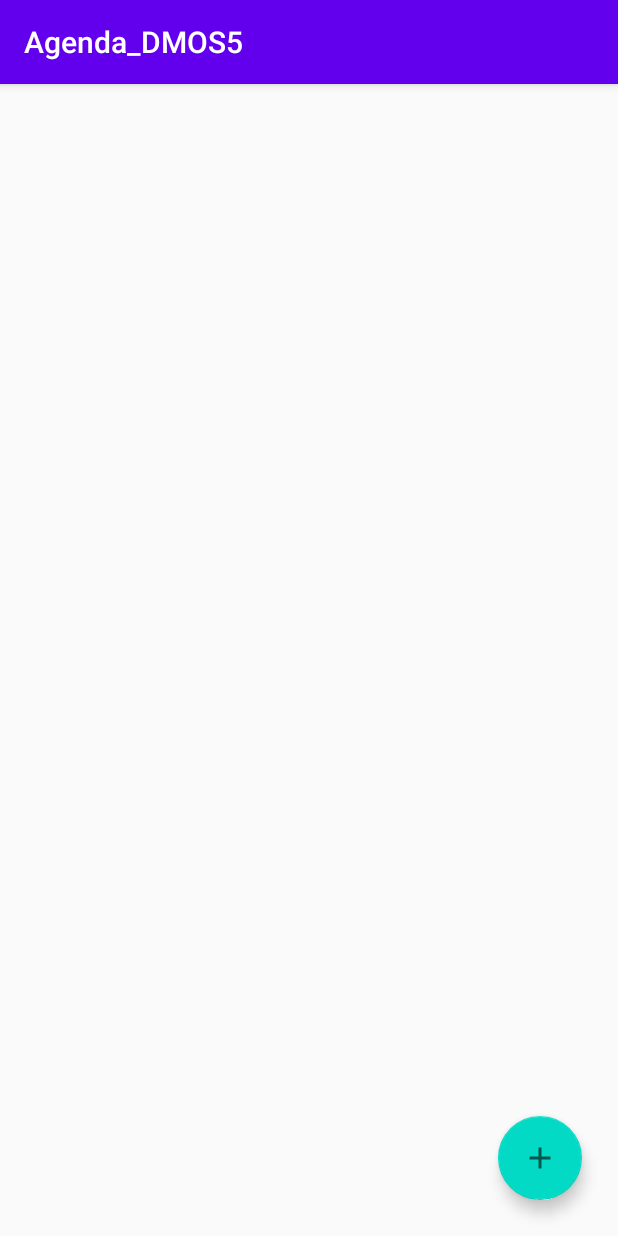
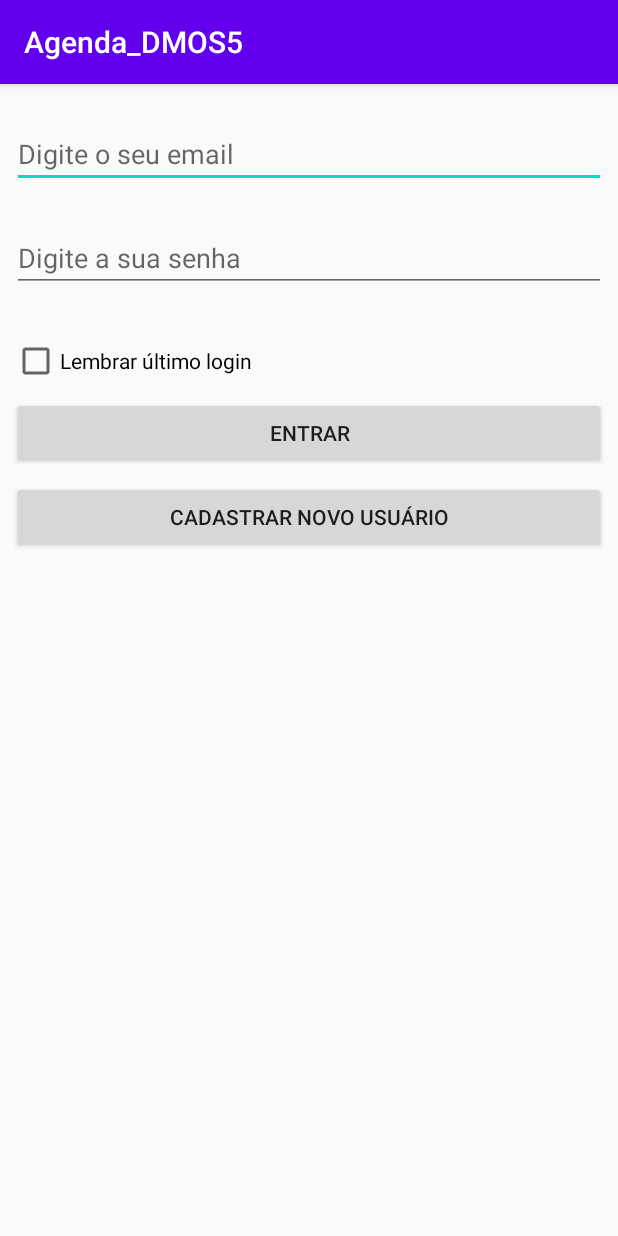
Before and after one commit to amandavioliveira/Agenda_DMOS5, an Android app: the screen it shows after launch (ContatosActivity before the commit, NovoUsuarioActivity after it), on a phone screen of 412 x 824 dp. Run offline under Robolectric (Android 15) with nearby library versions, the phone set to English and light mode, and no system bars.

Commit message:
Versão 2: Substituir o ListView por uma RecyclerView

```diff
--- a/app/src/main/AndroidManifest.xml
+++ b/app/src/main/AndroidManifest.xml
@@ -9,9 +9,10 @@
         android:roundIcon="@mipmap/ic_launcher_round"
         android:supportsRtl="true"
         android:theme="@style/AppTheme">
-        <activity android:name=".view.DetalhesContatoActivity"></activity>
         <activity android:name=".view.NovoContatoActivity" />
-        <activity android:name=".view.ContatosActivity">
+        <activity android:name=".view.DetalhesContatoActivity" />
+        <activity android:name=".view.ContatosActivity"/>
+        <activity android:name=".view.NovoUsuarioActivity">
             <intent-filter>
                 <action android:name="android.intent.action.MAIN" />
 
--- a/app/src/main/java/br/edu/ifsp/arq/dmos5_2020s1/agenda_dmos5/dao/SQLiteHelper.java
+++ b/app/src/main/java/br/edu/ifsp/arq/dmos5_2020s1/agenda_dmos5/dao/SQLiteHelper.java
@@ -8,7 +8,7 @@ import androidx.annotation.Nullable;
 
 public class SQLiteHelper extends SQLiteOpenHelper {
 
-    public static final int DATABASE_VERSION = 1;
+    public static final int DATABASE_VERSION = 3;
     public static final String DATABASE_NAME = "agenda_dmos5.db";
 
     //Constantes da tabela ContatoUsuario
@@ -16,6 +16,12 @@ public class SQLiteHelper extends SQLiteOpenHelper {
     public static final String COLUMN_NOME_COMPLETO = "nome_completo";
     public static final String COLUMN_TELEFONE_FIXO = "telefone_fixo";
     public static final String COLUMN_TELEFONE_CONTATO = "telefone_contato";
+
+    //Constantes da tabela Usuarios
+    public static final String TABLE_NAME_USUARIOS = "usuarios";
+    public static final String COLUMN_EMAIL = "email";
+    public static final String COLUMN_SENHA = "senha";
+    public static final String COLUMN_ID = "id";
 
     private Context mContext;
 
@@ -35,12 +41,31 @@ public class SQLiteHelper extends SQLiteOpenHelper {
         sql = "CREATE TABLE " + TABLE_NAME_CONTATOS + " (";
         sql += COLUMN_NOME_COMPLETO + " TEXT NOT NULL, ";
         sql += COLUMN_TELEFONE_FIXO + " TEXT NOT NULL, ";
-        sql += COLUMN_TELEFONE_CONTATO + " TEXT NOT NULL);";
+        sql += COLUMN_TELEFONE_CONTATO + " TEXT NOT NULL)";
+        //sql += "FOREIGN KEY (" + COLUMN_ID + ") REFERENCES " + TABLE_NAME_USUARIOS + " (" + COLUMN_ID + ")";
         sqLiteDatabase.execSQL(sql);
+
+        sql = "CREATE TABLE " + TABLE_NAME_USUARIOS + " (";
+        sql += COLUMN_EMAIL + " TEXT NOT NULL UNIQUE, ";
+        sql += COLUMN_SENHA + " TEXT NOT NULL);";
+        sqLiteDatabase.execSQL(sql);
+
+        onUpgrade(sqLiteDatabase, 2, 2);
     }
 
     @Override
     public void onUpgrade(SQLiteDatabase sqLiteDatabase, int oldVersion, int newVersion) {
+        String sql;
+        switch (newVersion){
+            case 2:
+                sql = "CREATE TABLE " + TABLE_NAME_USUARIOS + " (";
+                sql += COLUMN_EMAIL + " TEXT NOT NULL UNIQUE, ";
+                sql += COLUMN_SENHA + " TEXT NOT NULL);";
+                sqLiteDatabase.execSQL(sql);
+            case 3 :
 
+                sql = "ALTER TABLE " + TABLE_NAME_CONTATOS + " ADD COLUMN " + COLUMN_ID + " TEXT REFERENCES " + TABLE_NAME_USUARIOS + "(id);";
+                sqLiteDatabase.execSQL(sql);
+        }
     }
 }
--- a/app/src/main/java/br/edu/ifsp/arq/dmos5_2020s1/agenda_dmos5/view/NovoContatoActivity.java
+++ b/app/src/main/java/br/edu/ifsp/arq/dmos5_2020s1/agenda_dmos5/view/NovoContatoActivity.java
@@ -4,6 +4,7 @@ import androidx.appcompat.app.AppCompatActivity;
 
 import android.app.Activity;
 import android.content.Intent;
+import android.content.SharedPreferences;
 import android.os.Bundle;
 import android.view.MenuItem;
 import android.view.View;
@@ -61,10 +62,13 @@ public class NovoContatoActivity extends AppCompatActivity implements View.OnCli
         }else{
             mContatoDao = new ContatoUsuarioDAO(this);
             try{
+                SharedPreferences mSharedPreferences = this.getPreferences(MODE_PRIVATE);
+                mSharedPreferences = this.getSharedPreferences(getString(R.string.file_preferences), MODE_PRIVATE);
+
                 mContatoDao.adicionar(new ContatoUsuario(nomeCompleto, telefoneFixo, telefoneContato));
                 finalizar(true);
             }catch (NullPointerException e){
-                Toast.makeText(this, R.string.erro_null_aluno, Toast.LENGTH_SHORT).show();
+                Toast.makeText(this, R.string.erro_null_contato, Toast.LENGTH_SHORT).show();
             }
         }
     }
--- /dev/null
+++ b/app/src/main/java/br/edu/ifsp/arq/dmos5_2020s1/agenda_dmos5/view/NovoUsuarioActivity.java
@@ -0,0 +1,164 @@
+package br.edu.ifsp.arq.dmos5_2020s1.agenda_dmos5.view;
+
+import androidx.appcompat.app.AppCompatActivity;
+import androidx.constraintlayout.widget.ConstraintLayout;
+
+import android.app.Activity;
+import android.content.Intent;
+import android.content.SharedPreferences;
+import android.os.Bundle;
+import android.view.View;
+import android.widget.Button;
+import android.widget.CheckBox;
+import android.widget.EditText;
+import android.widget.Toast;
+
+import br.edu.ifsp.arq.dmos5_2020s1.agenda_dmos5.R;
+import br.edu.ifsp.arq.dmos5_2020s1.agenda_dmos5.dao.ContatoUsuarioDAO;
+import br.edu.ifsp.arq.dmos5_2020s1.agenda_dmos5.dao.UsuarioDAO;
+import br.edu.ifsp.arq.dmos5_2020s1.agenda_dmos5.model.ContatoUsuario;
+import br.edu.ifsp.arq.dmos5_2020s1.agenda_dmos5.model.Usuario;
+
+public class NovoUsuarioActivity extends AppCompatActivity implements View.OnClickListener {
+
+    private EditText emailEditText;
+    private EditText senhaEditText;
+    private Button buttonCadastrar;
+    private Button buttonEntrar;
+    private CheckBox lembrarCheckBox;
+
+    private SharedPreferences mSharedPreferences;
+    private SharedPreferences.Editor mEditor;
+
+    private UsuarioDAO mUsuarioDAO;
+
+    private ContatoUsuarioDAO mContatoDAO;
+
+    @Override
+    protected void onCreate(Bundle savedInstanceState) {
+        super.onCreate(savedInstanceState);
+        setContentView(R.layout.activity_novo_usuario);
+
+        mUsuarioDAO = new UsuarioDAO(this);
+        mContatoDAO = new ContatoUsuarioDAO(this);
+
+        emailEditText = findViewById(R.id.edittext_email);
+        senhaEditText = findViewById(R.id.edittext_senha);
+
+        lembrarCheckBox = findViewById(R.id.lembrar_login);
+
+        buttonEntrar = findViewById(R.id.btn_entrar);
+        buttonEntrar.setOnClickListener(this);
+
+        buttonCadastrar = findViewById(R.id.btn_novo_usuario);
+        buttonCadastrar.setOnClickListener(this);
+
+        mSharedPreferences = this.getPreferences(MODE_PRIVATE);
+        mSharedPreferences = this.getSharedPreferences(getString(R.string.file_preferences), MODE_PRIVATE);
+        mEditor = mSharedPreferences.edit();
+
+    }
+
+    @Override
+    protected void onResume() {
+        verificarPreferencias();
+        super.onResume();
+    }
+
+    @Override
+    public void onClick(View v) {
+        if (v == buttonCadastrar) {
+            cadastrarNovoUsuario();
+        } else if (v == buttonEntrar) {
+            realizarLogin();
+        }
+    }
+
+    private void realizarLogin() {
+        ConstraintLayout layout = findViewById(R.id.layout_novo_usuario);
+        Usuario usuario = recuperarValores();
+        boolean entrar = mUsuarioDAO.efetuarLogin(usuario);
+        salvarPreferencias(usuario);
+        if (entrar) {
+            mEditor.putString(getString(R.string.key_usuario_logado), usuario.getEmail());
+            mEditor.commit();
+            Intent intent = new Intent(this, ContatosActivity.class);
+            startActivity(intent);
+            finish();
+        }
+    }
+
+    private void cadastrarNovoUsuario() {
+        ConstraintLayout layout = findViewById(R.id.layout_novo_usuario);
+        try {
+            Usuario usuario = recuperarValores();
+            mUsuarioDAO.adicionar(usuario);
+            boolean primeiro = mSharedPreferences.getBoolean(getString(R.string.key_primeiro_usuario), true);
+            if (primeiro) {
+                mContatoDAO.updateUsuario(usuario);
+                mEditor.putBoolean(getString(R.string.key_primeiro_usuario), false);
+                mEditor.commit();
+            }
+            finalizar(true);
+        }catch (NullPointerException e){
+            Toast.makeText(this, R.string.erro_null_contato, Toast.LENGTH_SHORT).show();
+        }
+    }
+
+    private void finalizar(boolean sucesso){
+        if(sucesso){
+            setResult(Activity.RESULT_OK);
+            Toast.makeText(this, R.string.success_message_usuario, Toast.LENGTH_SHORT).show();
+        }else{
+            setResult(Activity.RESULT_CANCELED);
+        }
+        finish();
+    }
+
+    private Usuario recuperarValores() {
+        String email = emailEditText.getText().toString();
+        String password = senhaEditText.getText().toString();
+
+        if (email.isEmpty() || password.isEmpty()) {
+            Toast.makeText(this, R.string.erro_empty_fields, Toast.LENGTH_SHORT).show();
+        }
+
+        return new Usuario(email, password);
+    }
+
+    private void salvarPreferencias(Usuario usuario){
+        if(lembrarCheckBox.isChecked()){
+            mEditor.putString(getString(R.string.key_email), usuario.getEmail());
+            mEditor.commit();
+
+            mEditor.putString(getString(R.string.key_senha), usuario.getSenha());
+            mEditor.commit();
+
+            mEditor.putBoolean(getString(R.string.key_lembrar), true);
+            mEditor.commit();
+        }else{
+            mEditor.putString(getString(R.string.key_email), "");
+            mEditor.commit();
+
+            mEditor.putString(getString(R.string.key_senha), "");
+            mEditor.commit();
+
+            mEditor.putBoolean(getString(R.string.key_lembrar), false);
+            mEditor.commit();
+        }
+
+    }
+
+    private void verificarPreferencias() {
+        String usuario, senha;
+        usuario = mSharedPreferences.getString(getString(R.string.key_email), "");
+        senha = mSharedPreferences.getString(getString(R.string.key_senha), "");
+        boolean lembrar = mSharedPreferences.getBoolean(getString(R.string.key_lembrar), false);
+
+        if(lembrar){
+            emailEditText.setText(usuario);
+            senhaEditText.setText(senha);
+            lembrarCheckBox.setChecked(true);
+        }
+    }
+}
--- /dev/null
+++ b/app/src/main/java/br/edu/ifsp/arq/dmos5_2020s1/agenda_dmos5/view/RecyclerItemClickListener.java
@@ -0,0 +1,5 @@
+package br.edu.ifsp.arq.dmos5_2020s1.agenda_dmos5.view;
+
+public interface RecyclerItemClickListener {
+    void onItemClick(int position);
+}
--- /dev/null
+++ b/app/src/main/res/drawable/ic_sair.xml
@@ -0,0 +1,5 @@
+<vector android:alpha="0.59" android:height="24dp"
+    android:tint="?attr/colorControlNormal" android:viewportHeight="24"
+    android:viewportWidth="24" android:width="24dp" xmlns:android="http://schemas.android.com/apk/res/android">
+    <path android:fillColor="@android:color/white" android:pathData="M12,2C6.47,2 2,6.47 2,12s4.47,10 10,10 10,-4.47 10,-10S17.53,2 12,2zM17,15.59L15.59,17 12,13.41 8.41,17 7,15.59 10.59,12 7,8.41 8.41,7 12,10.59 15.59,7 17,8.41 13.41,12 17,15.59z"/>
+</vector>
--- /dev/null
+++ b/app/src/main/res/layout/activity_novo_usuario.xml
@@ -0,0 +1,62 @@
+<?xml version="1.0" encoding="utf-8"?>
+<androidx.constraintlayout.widget.ConstraintLayout xmlns:android="http://schemas.android.com/apk/res/android"
+    xmlns:app="http://schemas.android.com/apk/res-auto"
+    xmlns:tools="http://schemas.android.com/tools"
+    android:id="@+id/layout_novo_usuario"
+    android:layout_width="match_parent"
+    android:layout_height="match_parent"
+    tools:context=".view.NovoUsuarioActivity">
+
+    <EditText
+        android:id="@+id/edittext_email"
+        android:layout_width="match_parent"
+        android:layout_height="wrap_content"
+        android:layout_marginStart="8dp"
+        android:layout_marginTop="24dp"
+        android:layout_marginEnd="8dp"
+        android:hint="@string/hint_input_email"
+        android:inputType="text"
+        android:textColor="#000"
+        app:layout_constraintTop_toTopOf="parent" />
+
+    <EditText
+        android:id="@+id/edittext_senha"
+        android:layout_width="match_parent"
+        android:layout_height="wrap_content"
+        android:layout_marginStart="8dp"
+        android:layout_marginTop="24dp"
+        android:layout_marginEnd="8dp"
+        android:hint="@string/hint_input_senha"
+        android:inputType="text"
+        android:textColor="#000"
+        app:layout_constraintTop_toBottomOf="@+id/edittext_email" />
+
+    <CheckBox
+        android:id="@+id/lembrar_login"
+        android:layout_width="wrap_content"
+        android:layout_height="wrap_content"
+        android:layout_marginTop="30dp"
+        android:layout_marginLeft="8dp"
+        android:text="@string/lembrar_login"
+        app:layout_constraintLeft_toLeftOf="parent"
+        app:layout_constraintTop_toBottomOf="@id/edittext_senha" />
+
+    <Button
+        android:id="@+id/btn_entrar"
+        android:layout_width="match_parent"
+        android:layout_height="wrap_content"
+        android:layout_margin="8dp"
+        android:text="@string/texto_entrar"
+        app:layout_constraintLeft_toLeftOf="parent"
+        app:layout_constraintTop_toBottomOf="@id/lembrar_login" />
+
+    <Button
+        android:id="@+id/btn_novo_usuario"
+        android:layout_width="match_parent"
+        android:layout_height="wrap_content"
+        android:layout_margin="8dp"
+        android:text="@string/texto_cadastrar"
+        app:layout_constraintLeft_toLeftOf="parent"
+        app:layout_constraintTop_toBottomOf="@id/btn_entrar" />
+
+</androidx.constraintlayout.widget.ConstraintLayout>
--- a/app/src/main/res/values/strings.xml
+++ b/app/src/main/res/values/strings.xml
@@ -1,16 +1,27 @@
 <resources>
     <string name="app_name">Agenda_DMOS5</string>
-
-    <string name="hint_input_nome_completo">Digite o seu nome compleo</string>
-    <string name="hint_input_telefone_fixo">Digite um telefone fixo</string>
-    <string name="hint_input_telefone_contato">Digite um telefone de contato</string>
-    <string name="button_save">Salvar</string>
-    <string name="erro_empty_fields">É necessário informar todos os campos!</string>
-    <string name="erro_null_aluno">Contato inválido</string>
-    <string name="unexpected_error">Ocorreu um erro inesperado</string>
-    <string name="success_message">Contato adicionado com sucesso!</string>
 
     <string name="texto_nome">Nome: </string>
     <string name="texto_telelefone_fixo">Telefone Fixo: </string>
     <string name="texto_telefon_contato">Telefone Contato: </string>
+    <string name="hint_input_nome_completo">Digite o seu nome completo</string>
+    <string name="hint_input_telefone_fixo">Digite um telefone fixo</string>
+    <string name="hint_input_telefone_contato">Digite um telefone de contato</string>
+    <string name="hint_input_email">Digite o seu email</string>
+    <string name="hint_input_senha">Digite a sua senha</string>
+    <string name="button_save">Salvar</string>
+    <string name="erro_empty_fields">É necessário informar todos os campos!</string>
+    <string name="erro_null_contato">Contato inválido</string>
+    <string name="unexpected_error">Ocorreu um erro inesperado</string>
+    <string name="success_message">Contato adicionado com sucesso!</string>
+    <string name="success_message_usuario">Usuário adicionado com sucesso!</string>
+    <string name="lembrar_login">Lembrar último login</string>
+    <string name="texto_entrar">Entrar</string>
+    <string name="texto_cadastrar">Cadastrar novo usuário</string>
+    <string name="file_preferences">loginlocal.preferencias</string>
+    <string name="key_email">EMAIL</string>
+    <string name="key_senha">SENHA</string>
+    <string name="key_usuario_logado">USUARIO_LOGADO</string>
+    <string name="key_lembrar">LEMBRAR</string>
+    <string name="key_primeiro_usuario">primeiro_usuario</string>
 </resources>
```
Also changed, not shown: app/src/main/java/br/edu/ifsp/arq/dmos5_2020s1/agenda_dmos5/dao/ContatoUsuarioDAO.java (+30 -5 lines), app/src/main/java/br/edu/ifsp/arq/dmos5_2020s1/agenda_dmos5/dao/UsuarioDAO.java (added, +107 -0 lines), app/src/main/java/br/edu/ifsp/arq/dmos5_2020s1/agenda_dmos5/exceptions/UsuarioDuplicadoException.java (added, +10 -0 lines), app/src/main/java/br/edu/ifsp/arq/dmos5_2020s1/agenda_dmos5/model/ContatoUsuario.java (+17 -0 lines), app/src/main/java/br/edu/ifsp/arq/dmos5_2020s1/agenda_dmos5/model/Usuario.java (added, +29 -0 lines), app/src/main/java/br/edu/ifsp/arq/dmos5_2020s1/agenda_dmos5/view/ContatosActivity.java (+51 -41 lines), app/src/main/java/br/edu/ifsp/arq/dmos5_2020s1/agenda_dmos5/view/ItemContatoAdapter.java (added, +66 -0 lines), app/src/main/res/layout/activity_contatos.xml (+12 -2 lines), app/src/main/res/layout/item_contato_recyclerview.xml (added, +18 -0 lines), app/src/main/res/menu/menu.xml (added, +10 -0 lines).
